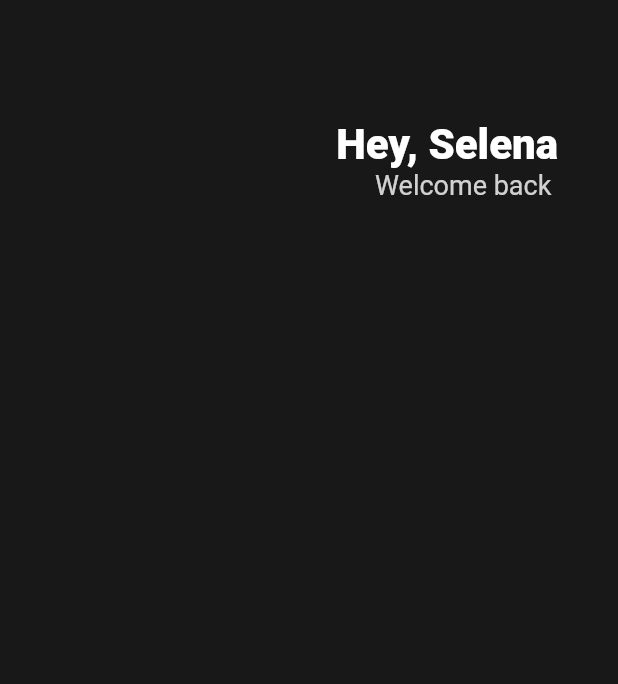
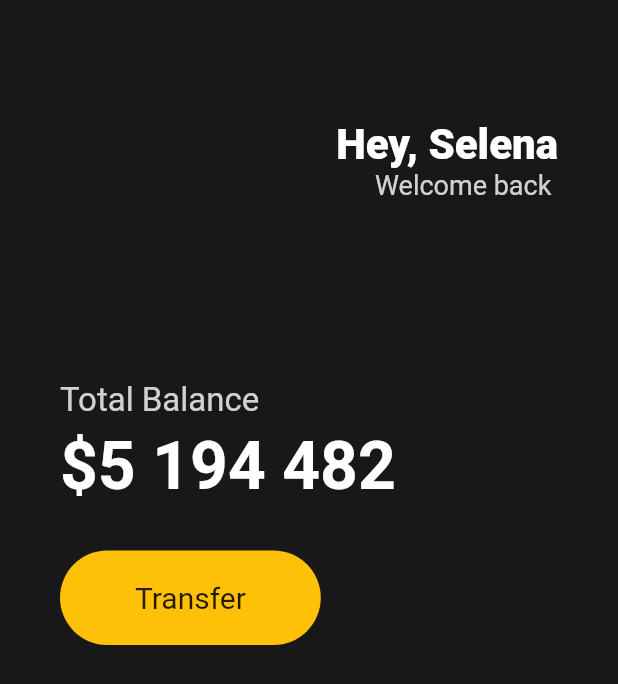
Before and after one commit to JIHYE0705/nomad-toonflix, a Flutter app: the screen it shows after launch, on a phone screen of 412 x 824 dp. Shown: the top 684 px of the screen. Run offline on Flutter 3.47's test engine with Material 2 defaults, Android fonts, the phone set to English and light mode, and no system bars.

Commit message:
:lipstick: design: create body with Padding Widget

```diff
--- a/lib/main.dart
+++ b/lib/main.dart
@@ -16,6 +16,7 @@ class App extends StatelessWidget {
               horizontal: 40
           ),
           child: Column(
+            crossAxisAlignment: CrossAxisAlignment.start,
             children: [
               SizedBox(
                 height: 80,
@@ -43,6 +44,51 @@ class App extends StatelessWidget {
                   ),
                 ],
               ),
+              SizedBox(
+                height: 120,
+              ),
+              Text(
+                'Total Balance',
+                style: TextStyle(
+                  fontSize: 22,
+                  color: Colors.white.withOpacity(0.8),
+                ),
+              ),
+              SizedBox(
+                height: 5,
+              ),
+              Text(
+                '\$5 194 482',
+                style: TextStyle(
+                  fontSize: 44,
+                  fontWeight: FontWeight.w600,
+                  color: Colors.white,
+                ),
+              ),
+              SizedBox(
+                height: 30,
+              ),
+              Row(
+                children: [
+                  Container(
+                    decoration: BoxDecoration(
+                      color: Colors.amber,
+                      borderRadius: BorderRadius.circular(45),
+                    ),
+                    child: Padding(
+                      padding: EdgeInsets.symmetric(
+                        vertical: 20,
+                        horizontal: 50,
+                      ),
+                      child: Text('Transfer',
+                        style: TextStyle(
+                          fontSize: 20,
+                        ),
+                      ),
+                    ),
+                  ),
+                ],
+              ),
             ],
           ),
         )
```
